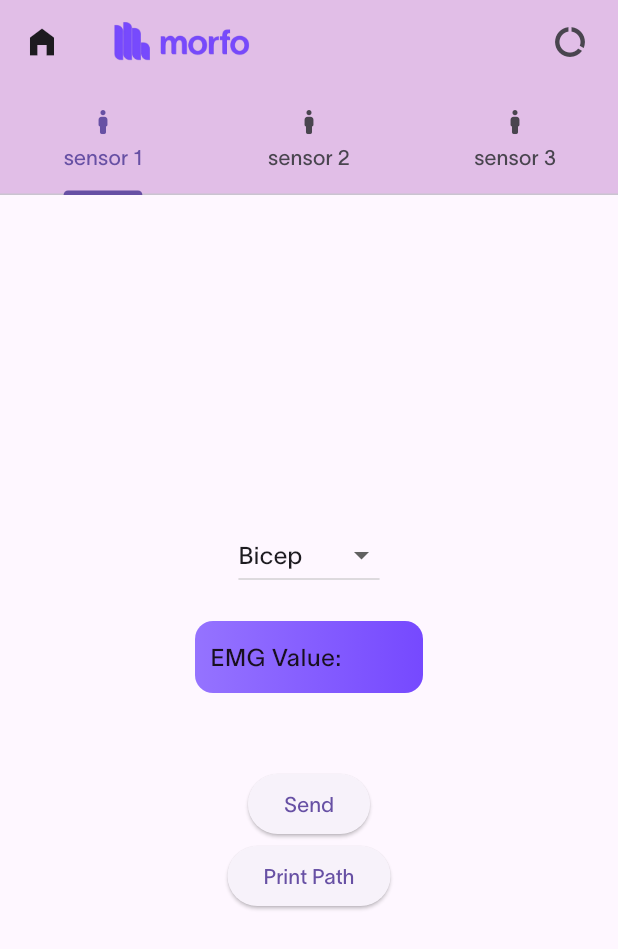
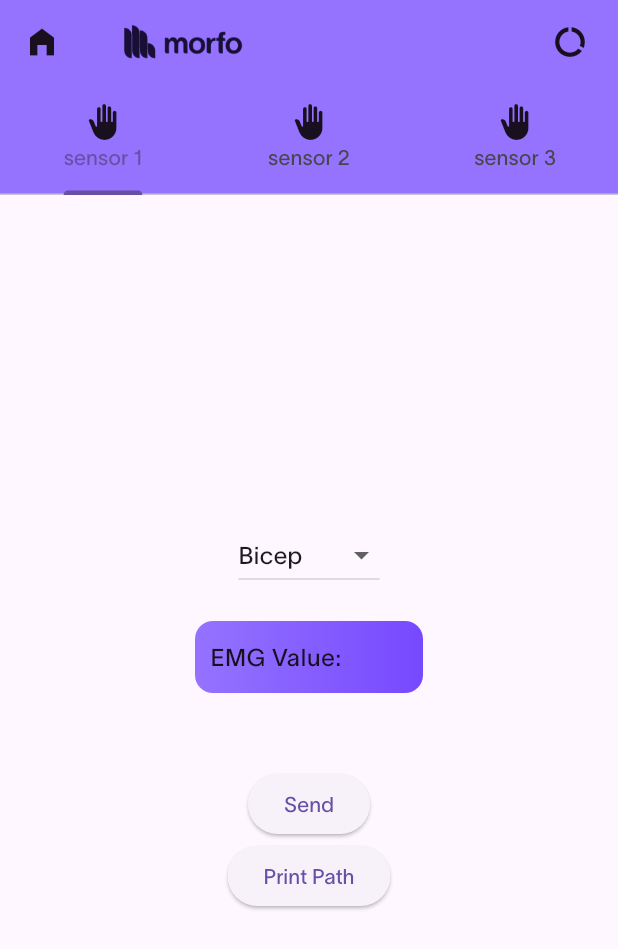
Before and after one commit to binivazqua/morflutter, a Flutter app: the screen it shows once a user with an empty profile is signed in, on a phone screen of 412 x 824 dp. Shown: the top 949 px of the screen. Run offline on Flutter 3.47's test engine with Material 3 defaults, Android fonts, the phone set to English and light mode, and no system bars; our stand-ins replace firebase_auth, firebase_core, firebase_database, fl_chart; accounts and stored records are empty; network calls fail.

Commit message:
changed colors and added mini logos to tabviews

```diff
--- a/morflutter/lib/info/sendSensorData.dart
+++ b/morflutter/lib/info/sendSensorData.dart
@@ -1,4 +1,5 @@
 import 'package:flutter/material.dart';
+import 'package:morflutter/design/constants.dart';
 import 'package:morflutter/display_info/databaseLink.dart';
 import 'package:morflutter/display_info/sensorData.dart';
 import 'package:morflutter/starting_pages/tests/tabSendData.dart';
@@ -31,15 +32,18 @@ class _SendsensordataState extends State<Sendsensordata> {
                             MaterialPageRoute(
                                 builder: (context) => databaseReadTest()));
                       },
-                      icon: Icon(Icons.data_saver_off_rounded)),
+                      icon: Icon(
+                        Icons.data_saver_off_rounded,
+                        color: draculaPurple,
+                      )),
                 )
               ],
               title: Image(
                 image: AssetImage(
-                    'lib/design/logos/principal_morado_negro-removebg-preview.png'),
+                    'lib/design/logos/rectangular_vino_trippypurplep.png'),
                 width: 100,
               ),
-              backgroundColor: Colors.purple[100],
+              backgroundColor: lilyPurple,
               // go to homepage:
               leading: IconButton(
                   onPressed: () {
@@ -48,18 +52,30 @@ class _SendsensordataState extends State<Sendsensordata> {
                         MaterialPageRoute(
                             builder: (context) => OnBoardingScreen()));
                   },
-                  icon: Icon(Icons.home_filled)),
+                  icon: Icon(
+                    Icons.home_filled,
+                    color: draculaPurple,
+                  )),
               bottom: TabBar(tabs: [
                 Tab(
-                  icon: Icon(Icons.boy_rounded),
+                  icon: Icon(
+                    Icons.back_hand_rounded,
+                    color: draculaPurple,
+                  ),
                   text: 'sensor 1',
                 ),
                 Tab(
-                  icon: Icon(Icons.boy_rounded),
+                  icon: Icon(
+                    Icons.back_hand_rounded,
+                    color: draculaPurple,
+                  ),
                   text: 'sensor 2',
                 ),
                 Tab(
-                  icon: Icon(Icons.boy_rounded),
+                  icon: Icon(
+                    Icons.back_hand_rounded,
+                    color: draculaPurple,
+                  ),
                   text: 'sensor 3',
                 )
               ]),
--- a/morflutter/lib/starting_pages/auth/loginPage.dart
+++ b/morflutter/lib/starting_pages/auth/loginPage.dart
@@ -97,7 +97,7 @@ class MorfoLoginPageState extends State<MorfoLoginPage> {
                       textController: _passwordController,
                       p: 25),
 
-                  SizedBox(height: 20),
+                  SizedBox(height: 45),
 
                   GestureDetector(
                     onTap: signIn,
--- a/morflutter/pubspec.yaml
+++ b/morflutter/pubspec.yaml
@@ -37,3 +37,4 @@ flutter:
     - lib/design/logos/rectangular_vino_violette-removebg-preview-2.png
     - lib/design/logos/cuadrado_blanco_trippypurple-removebg-preview.png
     - lib/design/logos/principal_morado_negro-removebg-preview.png
+    - lib/design/logos/rectangular_vino_trippypurplep.png
```
Also changed, not shown: morflutter/lib/display_info/databaseLink.dart (+25 -7 lines), morflutter/lib/starting_pages/tests/sendAndFetch.dart (+1 -1 lines).
